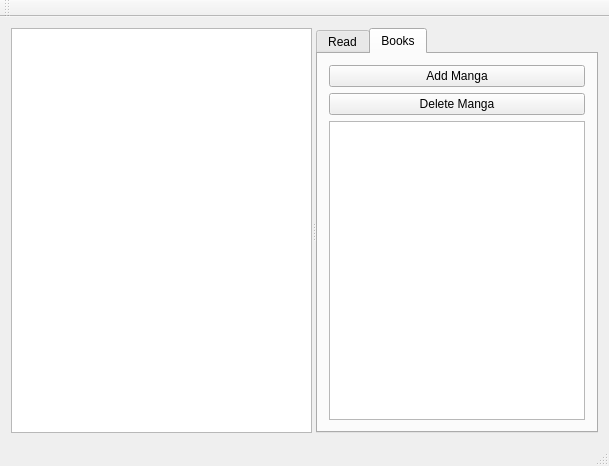
The window that mainwindow.ui (joe-broder15/mango) describes before a commit, drawn with Qt 5.
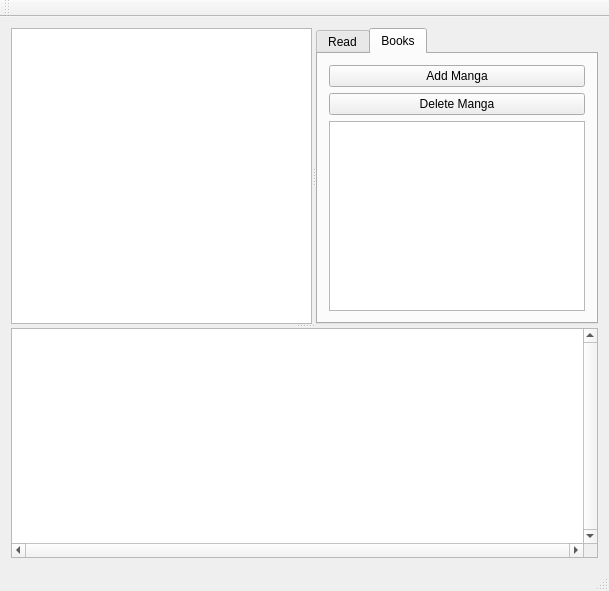
The same window after the commit. The open tabs and pages were chosen to show the change.

Commit message: Automated switching between scroll/gallery with thumbnails

Patch:
```diff
--- a/mainwindow.ui
+++ b/mainwindow.ui
@@ -7,7 +7,7 @@
     <x>0</x>
     <y>0</y>
     <width>609</width>
-    <height>466</height>
+    <height>591</height>
    </rect>
   </property>
   <property name="windowTitle">
@@ -19,7 +19,17 @@
    </property>
    <layout class="QVBoxLayout" name="verticalLayout_3">
     <item>
-     <widget class="QSplitter" name="splitter">
+     <widget class="QSplitter" name="thumbnailSplitter">
+      <property name="orientation">
+       <enum>Qt::Vertical</enum>
+      </property>
+      <widget class="QSplitter" name="pageSplitter">
+       <property name="sizePolicy">
+        <sizepolicy hsizetype="Expanding" vsizetype="Preferred">
+         <horstretch>0</horstretch>
+         <verstretch>10</verstretch>
+        </sizepolicy>
+       </property>
       <property name="orientation">
        <enum>Qt::Horizontal</enum>
       </property>
@@ -234,6 +244,33 @@
          </item>
         </layout>
        </widget>
+       </widget>
+      </widget>
+      <widget class="QListWidget" name="thumbnailListWidget">
+       <property name="sizePolicy">
+        <sizepolicy hsizetype="Expanding" vsizetype="Minimum">
+         <horstretch>0</horstretch>
+         <verstretch>0</verstretch>
+        </sizepolicy>
+       </property>
+       <property name="minimumSize">
+        <size>
+         <width>0</width>
+         <height>230</height>
+        </size>
+       </property>
+       <property name="autoFillBackground">
+        <bool>false</bool>
+       </property>
+       <property name="verticalScrollBarPolicy">
+        <enum>Qt::ScrollBarAlwaysOn</enum>
+       </property>
+       <property name="horizontalScrollBarPolicy">
+        <enum>Qt::ScrollBarAlwaysOn</enum>
+       </property>
+       <property name="isWrapping" stdset="0">
+        <bool>false</bool>
+       </property>
       </widget>
      </widget>
     </item>
```
Left out of the diff: 2 changed lines with no effect on the pictures. Lines whose indentation alone changed are shown as unchanged. The commit also changes 5 other files.
